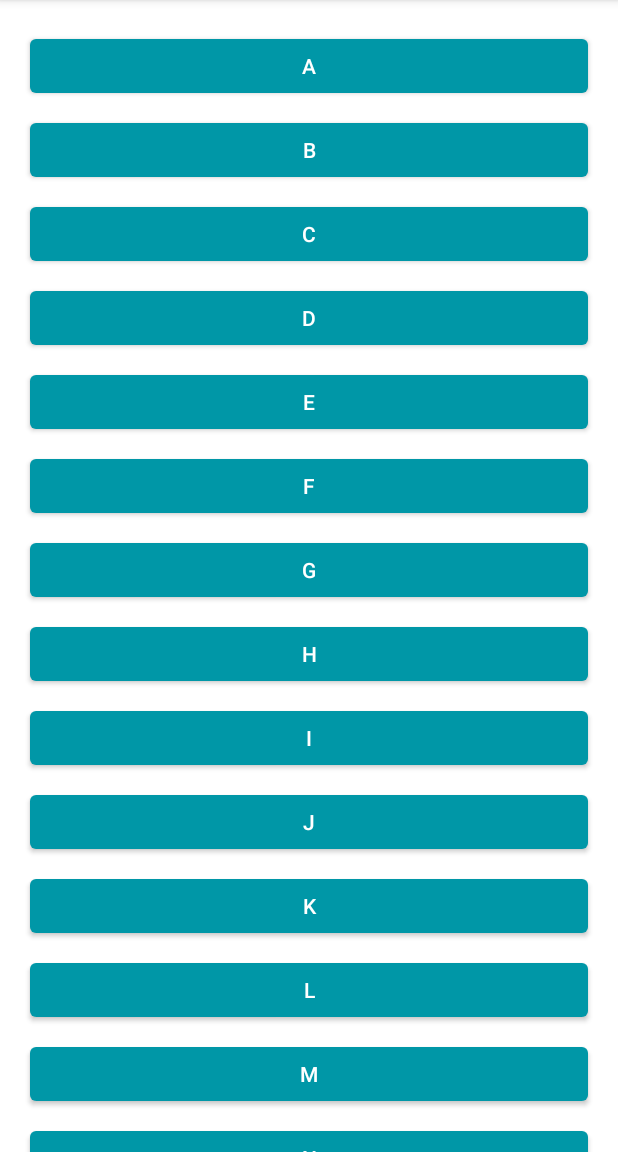
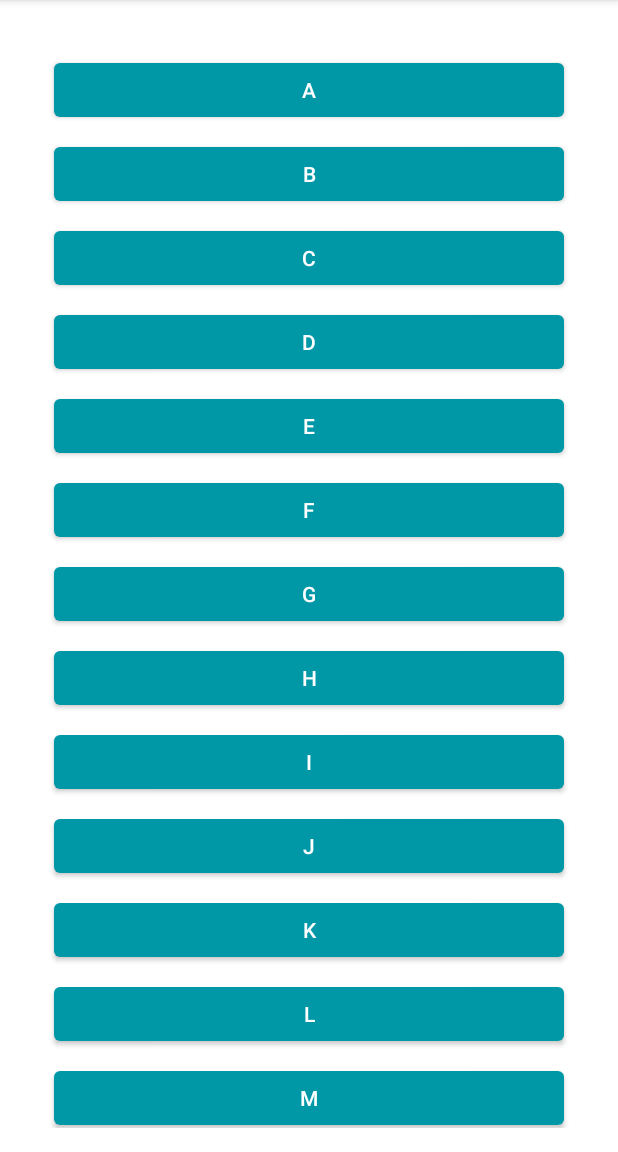
Before and after one commit to theyashgrover/Android-Dev.-So-Far, an Android app: the screen it shows after launch (MainActivity), on a phone screen of 412 x 824 dp, the part 84-1236 px from its top. Run offline under Robolectric (Android 15) with nearby library versions, the phone set to English and light mode, and no system bars; our stand-ins replace navigation-ui; 3 statements that could not run were skipped.

Commit message:
Updated Existing Applications

```diff
--- a/words app (ABIK course)/android-basics-kotlin-words-app-starter/app/build.gradle
+++ b/words app (ABIK course)/android-basics-kotlin-words-app-starter/app/build.gradle
@@ -17,6 +17,7 @@ plugins {
     id 'com.android.application'
     id 'kotlin-android'
     id 'kotlin-kapt'
+    id 'androidx.navigation.safeargs.kotlin'
 }
 
 android {
@@ -59,4 +60,7 @@ dependencies {
     implementation "androidx.appcompat:appcompat:$appcompat_version"
     implementation "com.google.android.material:material:$material_version"
     implementation "androidx.constraintlayout:constraintlayout:$constraintlayout_version"
+    implementation 'androidx.legacy:legacy-support-v4:1.0.0'
+    implementation "androidx.navigation:navigation-fragment-ktx:$nav_version"
+    implementation "androidx.navigation:navigation-ui-ktx:$nav_version"
 }
--- a/words app (ABIK course)/android-basics-kotlin-words-app-starter/app/src/main/AndroidManifest.xml
+++ b/words app (ABIK course)/android-basics-kotlin-words-app-starter/app/src/main/AndroidManifest.xml
@@ -24,9 +24,6 @@
         android:roundIcon="@mipmap/ic_launcher_round"
         android:supportsRtl="true"
         android:theme="@style/Theme.Words">
-        <activity
-            android:name=".DetailActivity"
-            android:parentActivityName=".MainActivity" />
         <activity android:name=".MainActivity">
             <intent-filter>
                 <action android:name="android.intent.action.MAIN" />
--- /dev/null
+++ b/words app (ABIK course)/android-basics-kotlin-words-app-starter/app/src/main/java/com/example/wordsapp/LetterListFragment.kt
@@ -0,0 +1,92 @@
+package com.example.wordsapp
+
+import android.os.Bundle
+import android.view.*
+import androidx.core.content.ContextCompat
+import androidx.fragment.app.Fragment
+import androidx.recyclerview.widget.GridLayoutManager
+import androidx.recyclerview.widget.LinearLayoutManager
+import androidx.recyclerview.widget.RecyclerView
+import com.example.wordsapp.databinding.FragmentLetterListBinding
+
+class LetterListFragment : Fragment() {
+  private var _binding:FragmentLetterListBinding? = null //initially null ki value deni hoti hai , ek fragment ko..
+  private val binding get() = _binding!!  //get() means this value is get only , that is you can get the value but once assigned (as it is here), you can't assign it to something else.
+  private lateinit var recyclerView: RecyclerView
+  private var isLinearLayoutManager = true
+
+    override fun onCreate(savedInstanceState: Bundle?) {
+        super.onCreate(savedInstanceState)
+        setHasOptionsMenu(true) //to display the options menu
+    }
+
+    override fun onCreateView(
+        inflater: LayoutInflater,
+        container: ViewGroup?,
+        savedInstanceState: Bundle?
+    ): View? {
+        _binding = FragmentLetterListBinding.inflate(inflater,container,false)
+        val view = binding.root //root is our fragment_letter_list.xml file
+        return view
+    }
+
+    override fun onViewCreated(view: View, savedInstanceState: Bundle?) {
+        recyclerView = binding.recyclerView
+        chooseLayout()
+    }
+
+    override fun onDestroyView() {
+        super.onDestroyView()
+        _binding = null
+    }
+
+    override fun onCreateOptionsMenu(menu: Menu, inflater: MenuInflater) {
+        inflater.inflate(R.menu.layout_menu , menu)
+        val layoutButton = menu.findItem(R.id.action_switch_layout)
+        setIcon(layoutButton)
+    }
+    override fun onOptionsItemSelected(item: MenuItem): Boolean {
+        return when (item.itemId) {
+            R.id.action_switch_layout -> {
+                // Sets isLinearLayoutManager (a Boolean) to the opposite value
+                isLinearLayoutManager = !isLinearLayoutManager
+                // Sets layout and icon
+                chooseLayout()
+                setIcon(item)
+
+                return true
+            }
+            //  Otherwise, do nothing and use the core event handling
+
+            // when clauses require that all possible paths be accounted for explicitly,
+            //  for instance both the true and false cases if the value is a Boolean,
+            //  or an else to catch all unhandled cases.
+            else -> super.onOptionsItemSelected(item)
+        }
+    }
+    private fun chooseLayout() {
+        if (isLinearLayoutManager) {
+            recyclerView.layoutManager = LinearLayoutManager(context)
+        } else {
+            recyclerView.layoutManager = GridLayoutManager(context, 4)
+        }
+        recyclerView.adapter = LetterAdapter()
+    }
+    private fun setIcon(menuItem: MenuItem?) {
+        if (menuItem == null)
+            return
+
+        // Set the drawable for the menu icon based on which LayoutManager is currently in use
+
+        // An if-clause can be used on the right side of an assignment if all paths return a value.
+        // The following code is equivalent to
+        // if (isLinearLayoutManager)
+        //     menu.icon = ContextCompat.getDrawable(this, R.drawable.ic_grid_layout)
+        // else menu.icon = ContextCompat.getDrawable(this, R.drawable.ic_linear_layout)
+        menuItem.icon =
+            if (isLinearLayoutManager)
+                ContextCompat.getDrawable(this.requireContext(), R.drawable.ic_grid_layout)
+            else ContextCompat.getDrawable(this.requireContext(), R.drawable.ic_linear_layout)
+    }
+
+}
--- a/words app (ABIK course)/android-basics-kotlin-words-app-starter/app/src/main/java/com/example/wordsapp/MainActivity.kt
+++ b/words app (ABIK course)/android-basics-kotlin-words-app-starter/app/src/main/java/com/example/wordsapp/MainActivity.kt
@@ -16,15 +16,12 @@
 package com.example.wordsapp
 
 import android.os.Bundle
-import android.view.Menu
-import android.view.MenuItem
 import androidx.appcompat.app.AppCompatActivity
-import androidx.core.content.ContextCompat
-import androidx.recyclerview.widget.GridLayoutManager
-import androidx.recyclerview.widget.LinearLayoutManager
+import androidx.navigation.NavController
+import androidx.navigation.fragment.NavHostFragment
+import androidx.navigation.ui.setupActionBarWithNavController
 import androidx.recyclerview.widget.RecyclerView
 import com.example.wordsapp.databinding.ActivityMainBinding
-
 /**
  * Main Activity and entry point for the app. Displays a RecyclerView of letters.
  */
@@ -32,31 +29,9 @@ import com.example.wordsapp.databinding.ActivityMainBinding
 class MainActivity : AppCompatActivity() {
     private lateinit var recyclerView: RecyclerView
     private var isLinearLayoutManager = true
+    private lateinit var navController: NavController
 
-    private fun chooseLayout() {
-        if (isLinearLayoutManager) {
-            recyclerView.layoutManager = LinearLayoutManager(this)
-        } else {
-            recyclerView.layoutManager = GridLayoutManager(this, 4)
-        }
-        recyclerView.adapter = LetterAdapter()
-    }
-    private fun setIcon(menuItem: MenuItem?) {
-        if (menuItem == null)
-            return
 
-        // Set the drawable for the menu icon based on which LayoutManager is currently in use
-
-        // An if-clause can be used on the right side of an assignment if all paths return a value.
-        // The following code is equivalent to
-        // if (isLinearLayoutManager)
-        //     menu.icon = ContextCompat.getDrawable(this, R.drawable.ic_grid_layout)
-        // else menu.icon = ContextCompat.getDrawable(this, R.drawable.ic_linear_layout)
-        menuItem.icon =
-            if (isLinearLayoutManager)
-                ContextCompat.getDrawable(this, R.drawable.ic_grid_layout)
-            else ContextCompat.getDrawable(this, R.drawable.ic_linear_layout)
-    }
 
     override fun onCreate(savedInstanceState: Bundle?) {
         super.onCreate(savedInstanceState)
@@ -64,36 +39,13 @@ class MainActivity : AppCompatActivity() {
         val binding = ActivityMainBinding.inflate(layoutInflater)
         setContentView(binding.root)
 
-        recyclerView = binding.recyclerView
-        // Sets the LinearLayoutManager of the recyclerview
-        chooseLayout()
+        val navHostFragment = supportFragmentManager
+            .findFragmentById(R.id.nav_host_fragment) as NavHostFragment
+        navController = navHostFragment.navController
+        setupActionBarWithNavController(navController)
     }
-    override fun onCreateOptionsMenu(menu: Menu?): Boolean {
-        menuInflater.inflate(R.menu.layout_menu, menu)
 
-        val layoutButton = menu?.findItem(R.id.action_switch_layout)
-        // Calls code to set the icon based on the LinearLayoutManager of the RecyclerView
-        setIcon(layoutButton)
-
-        return true
-    }
-    override fun onOptionsItemSelected(item: MenuItem): Boolean {
-        return when (item.itemId) {
-            R.id.action_switch_layout -> {
-                // Sets isLinearLayoutManager (a Boolean) to the opposite value
-                isLinearLayoutManager = !isLinearLayoutManager
-                // Sets layout and icon
-                chooseLayout()
-                setIcon(item)
-
-                return true
-            }
-            //  Otherwise, do nothing and use the core event handling
-
-            // when clauses require that all possible paths be accounted for explicitly,
-            //  for instance both the true and false cases if the value is a Boolean,
-            //  or an else to catch all unhandled cases.
-            else -> super.onOptionsItemSelected(item)
-        }
+    override fun onSupportNavigateUp(): Boolean {
+        return navController.navigateUp() || super.onSupportNavigateUp()
     }
 }
--- a/words app (ABIK course)/android-basics-kotlin-words-app-starter/app/src/main/java/com/example/wordsapp/WordAdapter.kt
+++ b/words app (ABIK course)/android-basics-kotlin-words-app-starter/app/src/main/java/com/example/wordsapp/WordAdapter.kt
@@ -84,7 +84,7 @@ class WordAdapter(private val letterId: String, context: Context) :
         // Set the text of the WordViewHolder
         holder.button.text = item
         holder.button.setOnClickListener {
-            val queryUrl:Uri = Uri.parse("${DetailActivity.SEARCH_PREFIX}${item}")
+            val queryUrl:Uri = Uri.parse("${WordListFragment.SEARCH_PREFIX}${item}")
             val intent = Intent(Intent.ACTION_VIEW, queryUrl)
             context.startActivity(intent)
         }
--- a/words app (ABIK course)/android-basics-kotlin-words-app-starter/app/src/main/res/layout/activity_main.xml
+++ b/words app (ABIK course)/android-basics-kotlin-words-app-starter/app/src/main/res/layout/activity_main.xml
@@ -17,12 +17,16 @@
     xmlns:tools="http://schemas.android.com/tools"
     android:layout_width="match_parent"
     android:layout_height="match_parent"
+    xmlns:app="http://schemas.android.com/apk/res-auto"
     tools:context=".MainActivity">
 
-    <androidx.recyclerview.widget.RecyclerView
-        android:id="@+id/recycler_view"
+    <androidx.fragment.app.FragmentContainerView
+        android:id="@+id/nav_host_fragment"
+        android:name="androidx.navigation.fragment.NavHostFragment"
         android:layout_width="match_parent"
         android:layout_height="match_parent"
         android:clipToPadding="false"
-        android:padding="16dp" />
+        android:padding="16dp"
+        app:defaultNavHost="true"
+        app:navGraph="@navigation/nav_graph"/>
 </FrameLayout>
--- /dev/null
+++ b/words app (ABIK course)/android-basics-kotlin-words-app-starter/app/src/main/res/layout/fragment_letter_list.xml
@@ -0,0 +1,28 @@
+<?xml version="1.0" encoding="utf-8"?><!--
+     Copyright (C) 2020 The Android Open Source Project
+
+     Licensed under the Apache License, Version 2.0 (the "License");
+     you may not use this file except in compliance with the License.
+     You may obtain a copy of the License at
+
+          http://www.apache.org/licenses/LICENSE-2.0
+
+     Unless required by applicable law or agreed to in writing, software
+     distributed under the License is distributed on an "AS IS" BASIS,
+     WITHOUT WARRANTIES OR CONDITIONS OF ANY KIND, either express or implied.
+     See the License for the specific language governing permissions and
+     limitations under the License.
+-->
+<FrameLayout xmlns:android="http://schemas.android.com/apk/res/android"
+    xmlns:tools="http://schemas.android.com/tools"
+    android:layout_width="match_parent"
+    android:layout_height="match_parent"
+    tools:context=".LetterListFragment">
+
+    <androidx.recyclerview.widget.RecyclerView
+        android:id="@+id/recycler_view"
+        android:layout_width="match_parent"
+        android:layout_height="match_parent"
+        android:clipToPadding="false"
+        android:padding="16dp" />
+</FrameLayout>
--- a/words app (ABIK course)/android-basics-kotlin-words-app-starter/app/src/main/res/layout/activity_detail.xml
+++ b/words app (ABIK course)/android-basics-kotlin-words-app-starter/app/src/main/res/layout/fragment_word_list.xml
@@ -18,7 +18,7 @@
     xmlns:tools="http://schemas.android.com/tools"
     android:layout_width="match_parent"
     android:layout_height="match_parent"
-    tools:context=".DetailActivity">
+    tools:context=".WordListFragment">
 
     <androidx.recyclerview.widget.RecyclerView
         android:id="@+id/recycler_view"
@@ -26,6 +26,6 @@
         android:layout_height="match_parent"
         android:clipToPadding="false"
         android:padding="16dp"
-        tools:listitem="@layout/word_item_view" />
+        tools:listitem="@layout/item_view" />
 
 </FrameLayout>
--- /dev/null
+++ b/words app (ABIK course)/android-basics-kotlin-words-app-starter/app/src/main/res/navigation/nav_graph.xml
@@ -0,0 +1,26 @@
+<?xml version="1.0" encoding="utf-8"?>
+<navigation xmlns:android="http://schemas.android.com/apk/res/android"
+    xmlns:app="http://schemas.android.com/apk/res-auto"
+    xmlns:tools="http://schemas.android.com/tools"
+    android:id="@+id/nav_graph"
+    app:startDestination="@id/letterListFragment">
+
+    <fragment
+        android:id="@+id/letterListFragment"
+        android:name="com.example.wordsapp.LetterListFragment"
+        android:label="@string/app_name"
+        tools:layout="@layout/fragment_letter_list">
+        <action
+            android:id="@+id/action_letterListFragment_to_wordListFragment"
+            app:destination="@id/wordListFragment" />
+    </fragment>
+    <fragment
+        android:id="@+id/wordListFragment"
+        android:name="com.example.wordsapp.WordListFragment"
+        android:label="@string/word_list_fragment_label"
+        tools:layout="@layout/fragment_word_list">
+        <argument
+            android:name="letter"
+            app:argType="string" />
+    </fragment>
+</navigation>
--- a/words app (ABIK course)/android-basics-kotlin-words-app-starter/app/src/main/res/values/strings.xml
+++ b/words app (ABIK course)/android-basics-kotlin-words-app-starter/app/src/main/res/values/strings.xml
@@ -1,5 +1,4 @@
-<?xml version="1.0" encoding="utf-8"?>
-<!--
+<?xml version="1.0" encoding="utf-8"?><!--
      Copyright (C) 2020 The Android Open Source Project
 
      Licensed under the Apache License, Version 2.0 (the "License");
@@ -16,8 +15,11 @@
 -->
 <resources>
     <string name="app_name">Words</string>
+    <string name="word_list_fragment_label">Words That Start With {letter}</string>
     <string name="detail_prefix">Words That Start With</string>
     <string name="action_switch_layout">Switch Layout</string>
     <string name="look_up_word">Look up word in a Browser Search</string>
     <string name="look_up_words">Show Stored Words</string>
+    <!-- TODO: Remove or change this placeholder text -->
+    <string name="hello_blank_fragment">Hello blank fragment</string>
 </resources>
--- a/words app (ABIK course)/android-basics-kotlin-words-app-starter/build.gradle
+++ b/words app (ABIK course)/android-basics-kotlin-words-app-starter/build.gradle
@@ -29,7 +29,7 @@ buildscript {
     }
     dependencies {
         classpath 'com.android.tools.build:gradle:4.1.0'
-        classpath "org.jetbrains.kotlin:kotlin-gradle-plugin:$kotlin_version"
+        classpath "org.jetbrains.kotlin:kotlin-gradle-plugin:1.6.0"
         classpath "androidx.navigation:navigation-safe-args-gradle-plugin:$nav_version"
 
         // NOTE: Do not place your application dependencies here; they belong
```
Also changed, not shown: words app (ABIK course)/android-basics-kotlin-words-app-starter/app/src/main/java/com/example/wordsapp/DetailActivity.kt (deleted, +0 -58 lines), words app (ABIK course)/android-basics-kotlin-words-app-starter/app/src/main/java/com/example/wordsapp/LetterAdapter.kt (+3 -5 lines), words app (ABIK course)/android-basics-kotlin-words-app-starter/app/src/main/java/com/example/wordsapp/WordListFragment.kt (added, +55 -0 lines).
